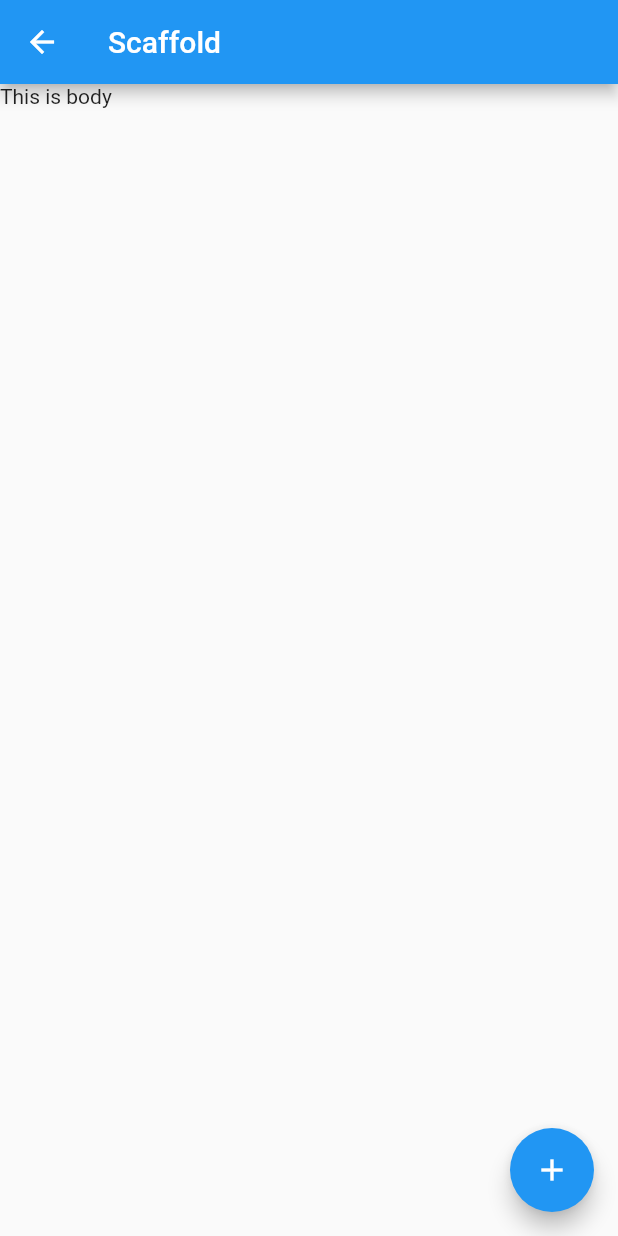
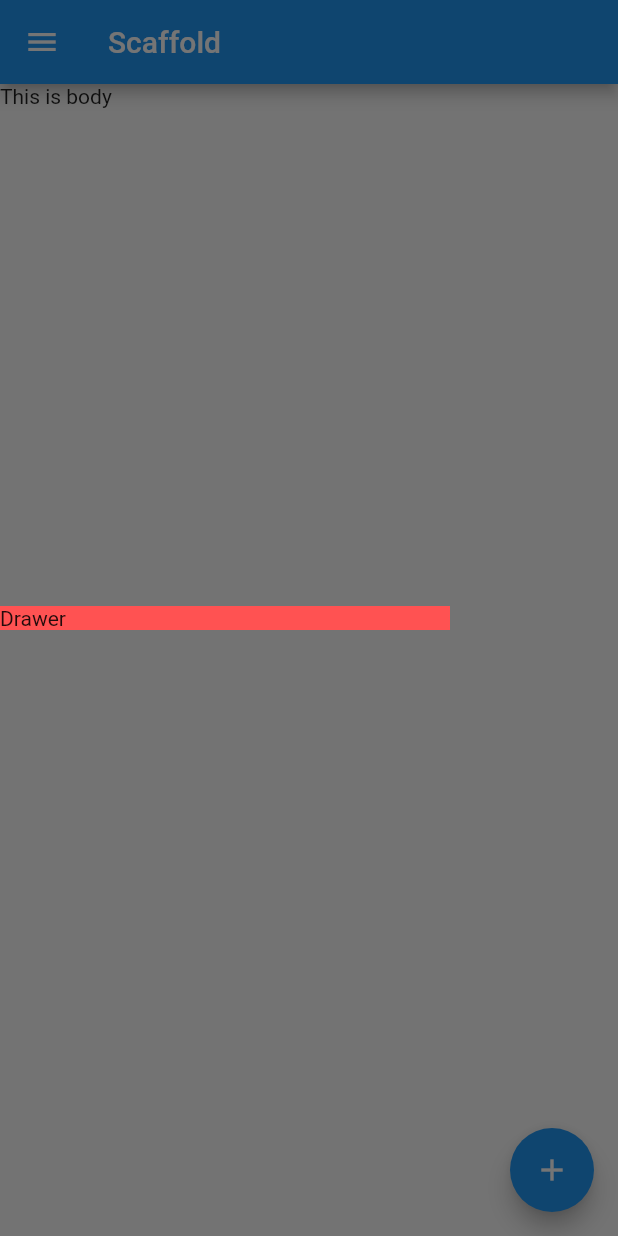
Before and after one commit to dodyg/practical-flutter, a Flutter app: the ScaffoldPage screen opened by its route, with the side drawer open (before the commit the screen has no drawer), on a phone screen of 412 x 824 dp. Run offline on Flutter 3.47's test engine with Material 2 defaults, Android fonts, the phone set to English and light mode, and no system bars; missing offline and left inert: feedparser.

Commit message:
Add drawer functionality

```diff
--- a/projects/ui/lib/pages/scaffold_page.dart
+++ b/projects/ui/lib/pages/scaffold_page.dart
@@ -1,7 +1,6 @@
 import 'package:flutter/material.dart';
 
-
-class ScaffoldPage extends StatelessWidget{
+class ScaffoldPage extends StatelessWidget {
   @override
   Widget build(BuildContext context) {
     return new Scaffold(
@@ -9,16 +8,21 @@ class ScaffoldPage extends StatelessWidget{
         title: new Text("Scaffold"),
       ),
       body: new Text("This is body"),
+      drawer: new Container(
+        key: new Key("drawer"),
+        decoration: new BoxDecoration(color: Colors.redAccent),
+        width: 300.0,
+        child: new Text("Drawer"),
+      ),
       floatingActionButton: new FloatingActionButton(
-        onPressed: (){
+          onPressed: () {
             var dlg = new AlertDialog(
-            title: new Text("Greeting"),
-            content: new Text("Hello World"),
-          );
-          showDialog(context: context, child: dlg);
-        },
-        child: new Icon(Icons.add)
-      ),
+              title: new Text("Greeting"),
+              content: new Text("Hello World"),
+            );
+            showDialog(context: context, child: dlg);
+          },
+          child: new Icon(Icons.add)),
     );
   }
 }
```
